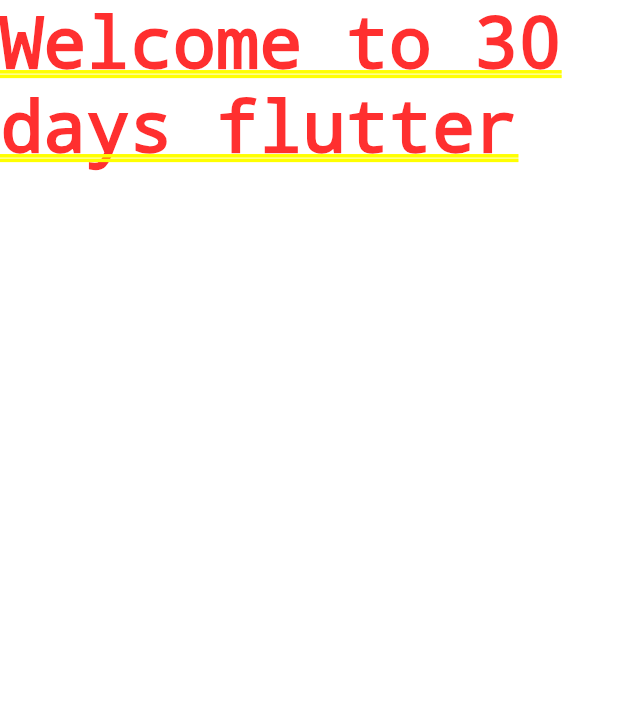
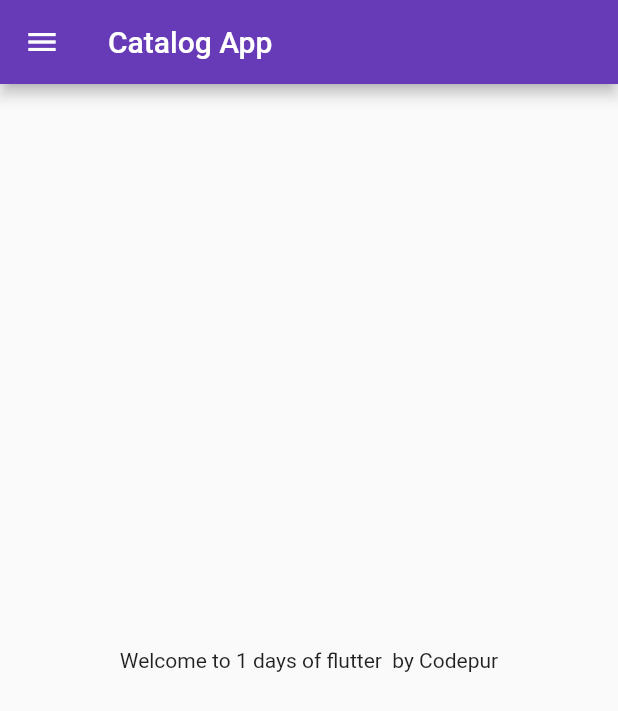
Before and after one commit to Vikash620404/flutter_catalog.dart, a Flutter app: the screen it shows after launch, on a phone screen of 412 x 824 dp. Shown: the top 711 px of the screen. Run offline on Flutter 3.47's test engine with Material 2 defaults, Android fonts, the phone set to English and light mode, and no system bars.

Commit message:
Day 1 Completed

```diff
--- a/lib/main.dart
+++ b/lib/main.dart
@@ -1,6 +1,7 @@
 import 'package:flutter/material.dart';
+import 'package:flutter_catalog/pages/login_page.dart';
 
-
+import 'pages/home_page.dart';
 void main() {
   runApp(MyApp());
 }
@@ -13,9 +14,21 @@ class MyApp extends StatelessWidget {
     //var day = 5;
 
     return MaterialApp(
-     home: Container(
-     child:Text("Welcome to 30 days flutter"),
-     )
+
+
+    themeMode: ThemeMode.light,
+    theme: ThemeData(primarySwatch: Colors.deepPurple),
+    darkTheme: ThemeData(
+      brightness: Brightness.dark,
+    ),
+               // initialRoute: "/home",
+     routes: {
+      "/":(context) =>LoginPage(),
+       "/":(context) =>Homepage(),
+
+       "/login":(context)=>LoginPage(),
+     },
+
     );
   }
 }
--- /dev/null
+++ b/lib/pages/home_page.dart
@@ -0,0 +1,22 @@
+import 'package:flutter/material.dart';
+
+class Homepage extends StatelessWidget {
+   final int day = 1;
+    final String name = "Codepur";
+  @override
+  Widget build(BuildContext context) {
+
+    return Scaffold(
+      //home: Material(
+      appBar: AppBar(
+        title: Text("Catalog App"),
+      ),
+      body: Center(
+        child: Container(
+          child: Text("Welcome to $day days of flutter  by $name"),
+        ),
+      ),
+      drawer: Drawer(),
+    );
+  }
+}
```
Also changed, not shown: lib/home_page.dart (deleted, +0 -22 lines), lib/pages/login_page.dart (added, +20 -0 lines).
